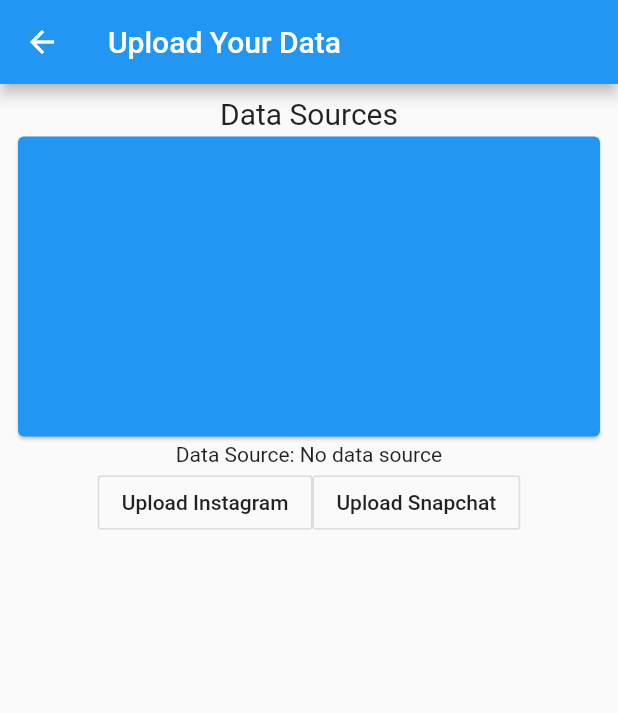
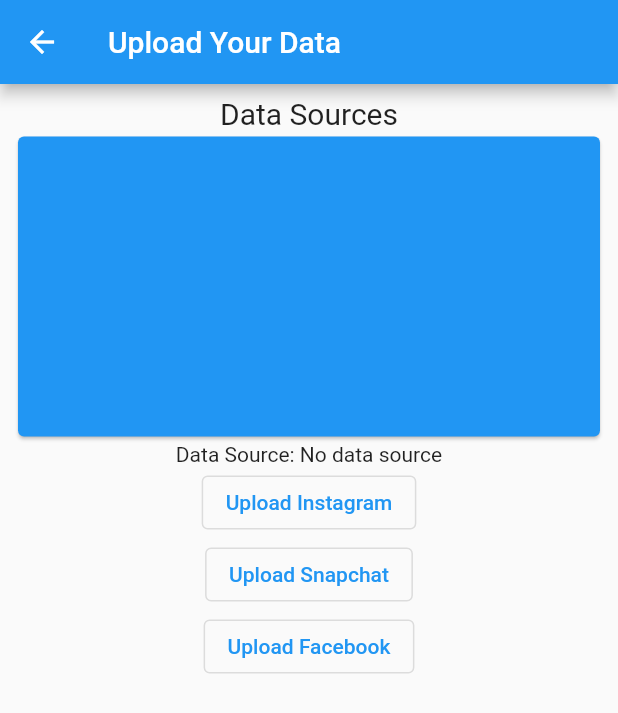
Before and after one commit to TrackSpike/COVID-Tracking, a Flutter app: the UploadPage screen opened directly, on a phone screen of 412 x 824 dp. Shown: the top 713 px of the screen. Run offline on Flutter 3.47's test engine with Material 2 defaults, Android fonts, the phone set to English and light mode, and no system bars; our stand-ins replace file_picker, material_design_icons_flutter.

Commit message:
Added skeleton for facebook parser.

```diff
--- a/covid_app/covid_app/lib/pages/upload_page.dart
+++ b/covid_app/covid_app/lib/pages/upload_page.dart
@@ -39,23 +39,24 @@
               Text("Data Sources", style: TextStyle(fontSize: 20)),
               DataSourceList(),
               Text("Data Source: " + dataSource),
-              Row(
-                mainAxisAlignment: MainAxisAlignment.center,
-                children: [
-                  OutlineButton(
+              OutlinedButton(
                 onPressed: () {
                   openFilePicker(context, InstagramParser());
                 },
                 child: Text("Upload Instagram"),
               ),
-                  OutlineButton(
+              OutlinedButton(
                 onPressed: () {
                   openFilePicker(context, SnapchatParser());
                 },
                 child: Text("Upload Snapchat"),
               ),
-                ],
-              )
+              OutlinedButton(
+                onPressed: () {
+                  openFilePicker(context, InstagramParser());
+                },
+                child: Text("Upload Facebook"),
+              ),
             ],
           ),
         ),
```
Also changed, not shown: covid_app/covid_app/lib/parsers/facebook_parser.dart (added, +19 -0 lines). Lines whose indentation alone changed are shown as unchanged.
